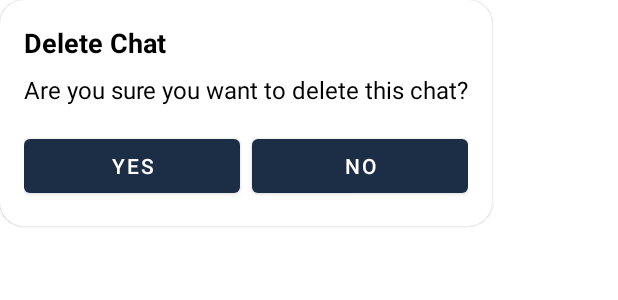
After one commit to alad1n0/chatapp, an Android app: the layout dialog_custom_delete_chat.xml on its own in the app's theme, with its tools: preview values and no code run, on a phone screen of 412 x 824 dp. The commit adds this screen. Shown: the top 300 px of the screen. Run offline under Robolectric (Android 15) with nearby library versions, the phone set to English and light mode, and no system bars.

Commit message:
addUpdateImageSend

```diff
--- a/app/src/main/AndroidManifest.xml
+++ b/app/src/main/AndroidManifest.xml
@@ -9,9 +9,9 @@
         android:allowBackup="true"
         android:dataExtractionRules="@xml/data_extraction_rules"
         android:fullBackupContent="@xml/backup_rules"
-        android:icon="@mipmap/ic_launcher"
+        android:icon="@drawable/icon"
         android:label="@string/app_name"
-        android:roundIcon="@mipmap/ic_launcher_round"
+        android:roundIcon="@drawable/icon"
         android:supportsRtl="true"
         android:theme="@style/Theme.MyApplicationChat"
         tools:targetApi="31">
@@ -44,7 +44,6 @@
             android:windowSoftInputMode="adjustResize">
             <intent-filter>
                 <action android:name="android.intent.action.MAIN" />
-
                 <category android:name="android.intent.category.LAUNCHER" />
             </intent-filter>
         </activity>
@@ -55,7 +54,6 @@
         <activity
             android:name=".activities.MainActivity"
             android:exported="false" />
-
         <service
             android:name=".firebase.MessagingService"
             android:exported="false">
--- a/app/src/main/res/layout/activity_chat.xml
+++ b/app/src/main/res/layout/activity_chat.xml
@@ -30,7 +30,7 @@
         android:layout_width="@dimen/_30sdp"
         android:layout_height="@dimen/_30sdp"
         android:layout_marginStart="@dimen/_16sdp"
-        android:layout_marginTop="@dimen/_12sdp"
+        android:layout_marginTop="@dimen/_10sdp"
         android:padding="@dimen/_5sdp"
         android:src="@drawable/ic_back"
         app:layout_constraintStart_toStartOf="parent"
@@ -41,7 +41,7 @@
         android:id="@+id/imageInfo"
         android:layout_width="@dimen/_30sdp"
         android:layout_height="@dimen/_30sdp"
-        android:layout_marginTop="@dimen/_12sdp"
+        android:layout_marginTop="@dimen/_10sdp"
         android:layout_marginEnd="@dimen/_16sdp"
         android:padding="@dimen/_4sdp"
         android:src="@drawable/ic_info"
@@ -56,6 +56,7 @@
         android:layout_marginStart="@dimen/_8sdp"
         android:layout_marginEnd="@dimen/_8sdp"
         android:ellipsize="end"
+        android:layout_marginTop="-10dp"
         android:gravity="center"
         android:maxLines="1"
         android:textColor="@color/white"
--- /dev/null
+++ b/app/src/main/res/layout/dialog_custom_delete_chat.xml
@@ -0,0 +1,59 @@
+<?xml version="1.0" encoding="utf-8"?>
+<androidx.cardview.widget.CardView
+    xmlns:android="http://schemas.android.com/apk/res/android"
+    xmlns:app="http://schemas.android.com/apk/res-auto"
+    android:layout_width="wrap_content"
+    android:layout_height="wrap_content"
+    app:cardCornerRadius="16dp"
+    app:cardElevation="1dp"
+    android:background="@android:color/transparent"
+    app:cardBackgroundColor="@android:color/transparent">
+
+    <LinearLayout
+        android:layout_width="match_parent"
+        android:layout_height="wrap_content"
+        android:orientation="vertical"
+        android:background="@android:color/white"
+        android:padding="16dp">
+
+        <TextView
+            android:id="@+id/title"
+            android:layout_width="wrap_content"
+            android:layout_height="wrap_content"
+            android:text="Delete Chat"
+            android:textColor="@android:color/black"
+            android:textSize="18sp"
+            android:textStyle="bold" />
+
+        <TextView
+            android:id="@+id/message"
+            android:layout_width="wrap_content"
+            android:layout_height="wrap_content"
+            android:text="Are you sure you want to delete this chat?"
+            android:textColor="@android:color/black"
+            android:textSize="16sp"
+            android:layout_marginTop="8dp" />
+
+        <LinearLayout
+            android:layout_width="match_parent"
+            android:layout_height="wrap_content"
+            android:orientation="horizontal"
+            android:layout_marginTop="16dp">
+
+            <Button
+                android:id="@+id/button_yes"
+                android:layout_width="0dp"
+                android:layout_height="wrap_content"
+                android:layout_weight="1"
+                android:text="Yes" />
+
+            <Button
+                android:id="@+id/button_no"
+                android:layout_width="0dp"
+                android:layout_height="wrap_content"
+                android:layout_weight="1"
+                android:text="No"
+                android:layout_marginStart="8dp" />
+        </LinearLayout>
+    </LinearLayout>
+</androidx.cardview.widget.CardView>
--- a/app/src/main/res/layout/item_container_received_message_image.xml
+++ b/app/src/main/res/layout/item_container_received_message_image.xml
@@ -21,8 +21,8 @@
 
     <androidx.cardview.widget.CardView
         android:id="@+id/imageContainer"
-        android:layout_width="280dp"
-        android:layout_height="280dp"
+        android:layout_width="250dp"
+        android:layout_height="250dp"
         android:layout_marginStart="@dimen/_4sdp"
         app:cardCornerRadius="16dp"
         app:layout_constraintWidth_max="wrap"
--- a/app/src/main/res/layout/item_container_send_message_image.xml
+++ b/app/src/main/res/layout/item_container_send_message_image.xml
@@ -9,8 +9,8 @@
 
     <androidx.cardview.widget.CardView
         android:id="@+id/imageContainer"
-        android:layout_width="280dp"
-        android:layout_height="280dp"
+        android:layout_width="250dp"
+        android:layout_height="250dp"
         app:cardCornerRadius="16dp"
         app:layout_constraintEnd_toEndOf="parent"
         app:layout_constraintTop_toTopOf="parent"
```
Also changed, not shown: app/src/main/java/com/example/myapplicationchat/activities/ChatActivity.java (+25 -7 lines), app/src/main/java/com/example/myapplicationchat/activities/MainActivity.java (+42 -0 lines), app/src/main/java/com/example/myapplicationchat/adapters/RecentConversationsAdapter.java (+31 -8 lines), app/src/main/res/drawable/dialog_background.xml (added, +11 -0 lines), app/src/main/res/drawable/icon.png (added).
